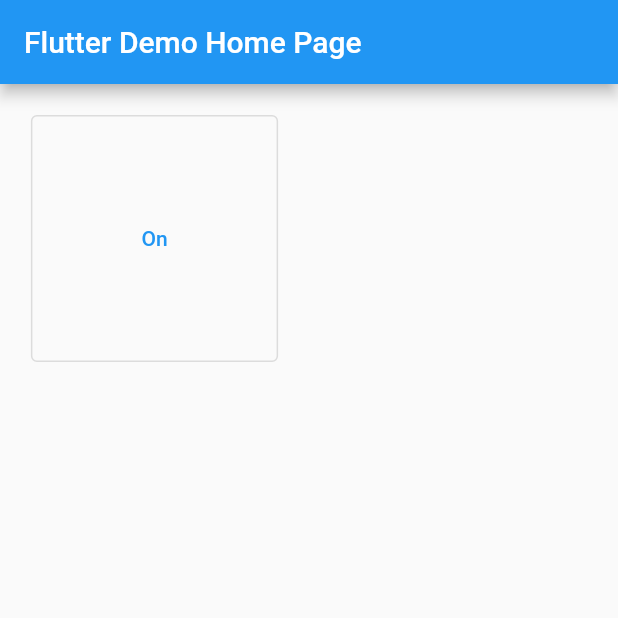
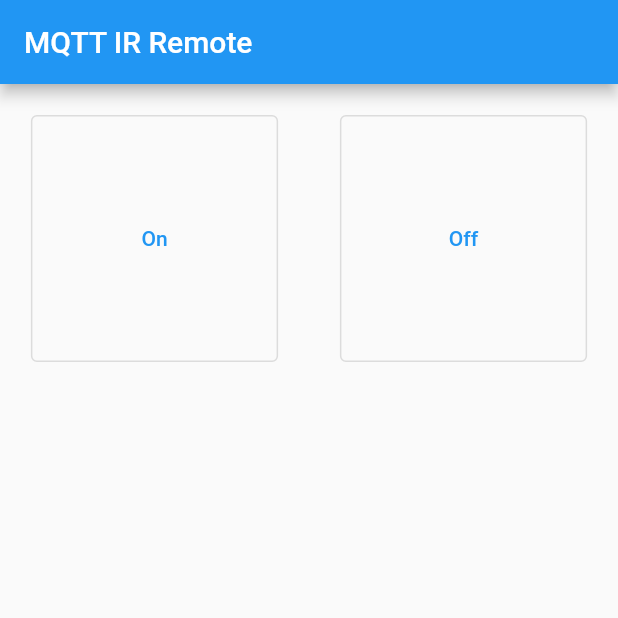
Before and after one commit to cheehongw/network_IR_remote, a Flutter app: the screen it shows after launch, on a phone screen of 412 x 824 dp, the top half of it. Run offline on Flutter 3.47's test engine with Material 2 defaults, Android fonts, the light colour scheme and no system bars; missing offline and left inert: mqtt_client.

Commit message:
Connect mqttclient to broker

```diff
--- a/app/lib/components/send_button.dart
+++ b/app/lib/components/send_button.dart
@@ -9,8 +9,8 @@ class SendButton extends StatelessWidget {
   const SendButton(
       {super.key, required this.sendCode, required this.buttonFunction, required this.mqttclient});
 
-  void onClick() {
-    mqttclient.send(sendCode);
+  void onClick() async {
+    await mqttclient.send(sendCode);
   }
 
   @override
--- a/app/lib/main.dart
+++ b/app/lib/main.dart
@@ -1,6 +1,7 @@
 import 'package:app/components/send_button.dart';
 import 'package:app/mqtt_service.dart';
 import 'package:flutter/material.dart';
+import 'package:mqtt_client/mqtt_client.dart';
 
 void main() {
   runApp(const MyApp());
@@ -26,7 +27,7 @@ class MyApp extends StatelessWidget {
         // is not restarted.
         primarySwatch: Colors.blue,
       ),
-      home: const MyHomePage(title: 'Flutter Demo Home Page'),
+      home: const MyHomePage(title: 'MQTT IR Remote'),
     );
   }
 }
@@ -50,12 +51,19 @@ class MyHomePage extends StatefulWidget {
 }
 
 class _MyHomePageState extends State<MyHomePage> {
-  MqttService mqttClient = MqttService.initWith(
+  late MqttService mqttClient;
+
+  @override
+  void initState() {
+    super.initState();
+    mqttClient = MqttService.initWith(
       '972890f6d60643c99e457ffb53a0b775.s1.eu.hivemq.cloud',
       'chwong',
       'cegPB4GPDT!X9yC',
       8883,
       'IRCODE');
+    mqttClient.prepareMqttClient();
+  }
 
   @override
   Widget build(BuildContext context) {
@@ -78,7 +86,9 @@ class _MyHomePageState extends State<MyHomePage> {
           crossAxisCount: 2,
           children: [
             SendButton(
-                sendCode: 0x45, buttonFunction: "On", mqttclient: mqttClient)
+                sendCode: 0x45, buttonFunction: "On", mqttclient: mqttClient),
+            SendButton(
+                sendCode: 0x47, buttonFunction: "Off", mqttclient: mqttClient)
           ],
         )));
   }
--- a/app/pubspec.yaml
+++ b/app/pubspec.yaml
@@ -37,6 +37,8 @@ dependencies:
   # Use with the CupertinoIcons class for iOS style icons.
   cupertino_icons: ^1.0.2
   mqtt_client: ^9.7.4
+  shared_preferences: ^2.0.16
+  localstorage: ^4.0.0+1
 
 dev_dependencies:
   flutter_test:
```
Also changed, not shown: app/lib/mqtt_service.dart (+31 -3 lines), app/pubspec.lock.
